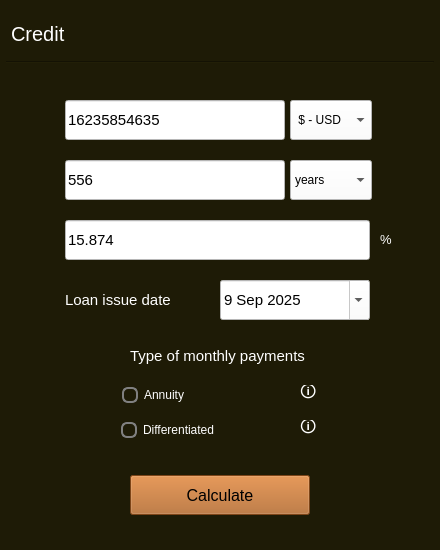
Above: src/s21_smartcalc/s21_credit.ui from kossadda/C7_s21_SmartCalc before the change. Below: the same form after it.
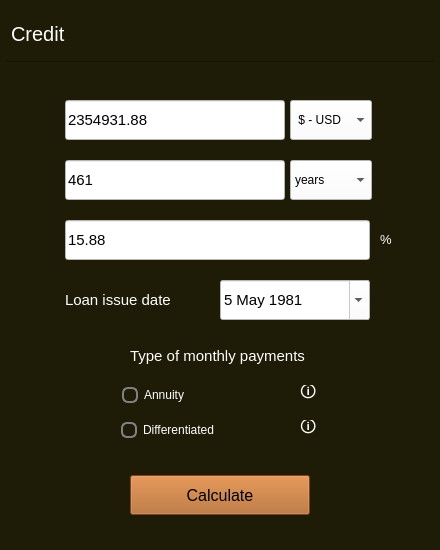
That is the form after the change. Icons and pictures are not drawn.

The edit to the form file:
```diff
--- a/src/s21_smartcalc/s21_credit.ui
+++ b/src/s21_smartcalc/s21_credit.ui
@@ -200,7 +200,7 @@
 background-color: rgb(255, 255, 255);</string>
     </property>
     <property name="text">
-     <string>16235854635</string>
+     <string>2354931.88</string>
     </property>
     <property name="placeholderText">
      <string>Amount of credit</string>
@@ -325,7 +325,7 @@
 background-color: rgb(255, 255, 255);</string>
     </property>
     <property name="text">
-     <string>556</string>
+     <string>461</string>
     </property>
     <property name="placeholderText">
      <string>Credit term</string>
@@ -398,7 +398,7 @@
 background-color: rgb(255, 255, 255);</string>
     </property>
     <property name="text">
-     <string>15.874</string>
+     <string>15.88</string>
     </property>
     <property name="placeholderText">
      <string>Interest rate</string>
@@ -685,12 +685,12 @@
     </property>
     <property name="maximumDateTime">
      <datetime>
-      <hour>10</hour>
+      <hour>9</hour>
       <minute>59</minute>
       <second>59</second>
       <year>9999</year>
       <month>12</month>
-      <day>21</day>
+      <day>20</day>
      </datetime>
     </property>
     <property name="calendarPopup">
@@ -698,9 +698,9 @@
     </property>
     <property name="date">
      <date>
-      <year>2025</year>
-      <month>9</month>
-      <day>9</day>
+      <year>1981</year>
+      <month>5</month>
+      <day>5</day>
      </date>
     </property>
    </widget>
```
Left out of the diff: 4 changed lines with no effect on the pictures.
